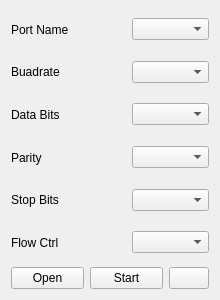
Before: the Qt Designer form MotionViewer/ndicomm.ui in thinkexist1989/MotionViewer, drawn with Qt 5.
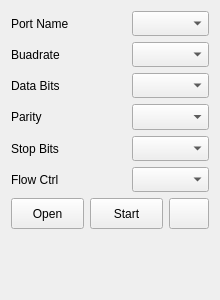
After: the same form once the commit is applied. Icons and pictures are not drawn.

Diff of the .ui file:
```diff
--- a/MotionViewer/ndicomm.ui
+++ b/MotionViewer/ndicomm.ui
@@ -25,13 +25,13 @@
   <property name="windowTitle">
    <string>NDI COMM</string>
   </property>
-  <layout class="QVBoxLayout" name="verticalLayout" stretch="6,1">
+  <layout class="QVBoxLayout" name="verticalLayout" stretch="6,1,2">
    <item>
     <layout class="QGridLayout" name="gridLayout" columnstretch="3,2">
      <item row="5" column="0">
       <widget class="QLabel" name="lblFlowCtrl">
        <property name="sizePolicy">
-        <sizepolicy hsizetype="Preferred" vsizetype="Expanding">
+        <sizepolicy hsizetype="Preferred" vsizetype="Preferred">
          <horstretch>0</horstretch>
          <verstretch>0</verstretch>
         </sizepolicy>
@@ -44,7 +44,7 @@
      <item row="0" column="1">
       <widget class="QComboBox" name="cmbPortName">
        <property name="sizePolicy">
-        <sizepolicy hsizetype="Preferred" vsizetype="Fixed">
+        <sizepolicy hsizetype="Preferred" vsizetype="Preferred">
          <horstretch>0</horstretch>
          <verstretch>0</verstretch>
         </sizepolicy>
@@ -54,7 +54,7 @@
      <item row="2" column="0">
       <widget class="QLabel" name="lblDataBits">
        <property name="sizePolicy">
-        <sizepolicy hsizetype="Preferred" vsizetype="Expanding">
+        <sizepolicy hsizetype="Preferred" vsizetype="Preferred">
          <horstretch>0</horstretch>
          <verstretch>0</verstretch>
         </sizepolicy>
@@ -67,7 +67,7 @@
      <item row="2" column="1">
       <widget class="QComboBox" name="cmbDataBits">
        <property name="sizePolicy">
-        <sizepolicy hsizetype="Preferred" vsizetype="Fixed">
+        <sizepolicy hsizetype="Preferred" vsizetype="Preferred">
          <horstretch>0</horstretch>
          <verstretch>0</verstretch>
         </sizepolicy>
@@ -77,7 +77,7 @@
      <item row="1" column="0">
       <widget class="QLabel" name="lblBuadrate">
        <property name="sizePolicy">
-        <sizepolicy hsizetype="Preferred" vsizetype="Expanding">
+        <sizepolicy hsizetype="Preferred" vsizetype="Preferred">
          <horstretch>0</horstretch>
          <verstretch>0</verstretch>
         </sizepolicy>
@@ -90,7 +90,7 @@
      <item row="5" column="1">
       <widget class="QComboBox" name="cmbFlowCtrl">
        <property name="sizePolicy">
-        <sizepolicy hsizetype="Preferred" vsizetype="Fixed">
+        <sizepolicy hsizetype="Preferred" vsizetype="Preferred">
          <horstretch>0</horstretch>
          <verstretch>0</verstretch>
         </sizepolicy>
@@ -100,7 +100,7 @@
      <item row="0" column="0">
       <widget class="QLabel" name="lblPortName">
        <property name="sizePolicy">
-        <sizepolicy hsizetype="Preferred" vsizetype="Expanding">
+        <sizepolicy hsizetype="Preferred" vsizetype="Preferred">
          <horstretch>0</horstretch>
          <verstretch>0</verstretch>
         </sizepolicy>
@@ -113,7 +113,7 @@
      <item row="4" column="0">
       <widget class="QLabel" name="lblStopBits">
        <property name="sizePolicy">
-        <sizepolicy hsizetype="Preferred" vsizetype="Expanding">
+        <sizepolicy hsizetype="Preferred" vsizetype="Preferred">
          <horstretch>0</horstretch>
          <verstretch>0</verstretch>
         </sizepolicy>
@@ -126,7 +126,7 @@
      <item row="4" column="1">
       <widget class="QComboBox" name="cmbStopBits">
        <property name="sizePolicy">
-        <sizepolicy hsizetype="Preferred" vsizetype="Fixed">
+        <sizepolicy hsizetype="Preferred" vsizetype="Preferred">
          <horstretch>0</horstretch>
          <verstretch>0</verstretch>
         </sizepolicy>
@@ -136,7 +136,7 @@
      <item row="1" column="1">
       <widget class="QComboBox" name="cmbBuadrate">
        <property name="sizePolicy">
-        <sizepolicy hsizetype="Preferred" vsizetype="Fixed">
+        <sizepolicy hsizetype="Preferred" vsizetype="Preferred">
          <horstretch>0</horstretch>
          <verstretch>0</verstretch>
         </sizepolicy>
@@ -146,7 +146,7 @@
      <item row="3" column="0">
       <widget class="QLabel" name="lblParity">
        <property name="sizePolicy">
-        <sizepolicy hsizetype="Preferred" vsizetype="Expanding">
+        <sizepolicy hsizetype="Preferred" vsizetype="Preferred">
          <horstretch>0</horstretch>
          <verstretch>0</verstretch>
         </sizepolicy>
@@ -157,7 +157,14 @@
       </widget>
      </item>
      <item row="3" column="1">
-      <widget class="QComboBox" name="cmbParity"/>
+      <widget class="QComboBox" name="cmbParity">
+       <property name="sizePolicy">
+        <sizepolicy hsizetype="Preferred" vsizetype="Preferred">
+         <horstretch>0</horstretch>
+         <verstretch>0</verstretch>
+        </sizepolicy>
+       </property>
+      </widget>
      </item>
     </layout>
    </item>
@@ -166,7 +173,7 @@
      <item>
       <widget class="QPushButton" name="openCloseButton">
        <property name="sizePolicy">
-        <sizepolicy hsizetype="Preferred" vsizetype="Fixed">
+        <sizepolicy hsizetype="Preferred" vsizetype="Preferred">
          <horstretch>0</horstretch>
          <verstretch>0</verstretch>
         </sizepolicy>
@@ -183,7 +190,7 @@
      <item>
       <widget class="QPushButton" name="startButton">
        <property name="sizePolicy">
-        <sizepolicy hsizetype="Preferred" vsizetype="Fixed">
+        <sizepolicy hsizetype="Preferred" vsizetype="Preferred">
          <horstretch>0</horstretch>
          <verstretch>0</verstretch>
         </sizepolicy>
@@ -200,7 +207,7 @@
      <item>
       <widget class="QPushButton" name="refreshButton">
        <property name="sizePolicy">
-        <sizepolicy hsizetype="Preferred" vsizetype="Fixed">
+        <sizepolicy hsizetype="Preferred" vsizetype="Preferred">
          <horstretch>0</horstretch>
          <verstretch>0</verstretch>
         </sizepolicy>
@@ -216,6 +223,19 @@
      </item>
     </layout>
    </item>
+   <item>
+    <spacer name="verticalSpacer">
+     <property name="orientation">
+      <enum>Qt::Vertical</enum>
+     </property>
+     <property name="sizeHint" stdset="0">
+      <size>
+       <width>20</width>
+       <height>60</height>
+      </size>
+     </property>
+    </spacer>
+   </item>
   </layout>
  </widget>
  <resources>
```
